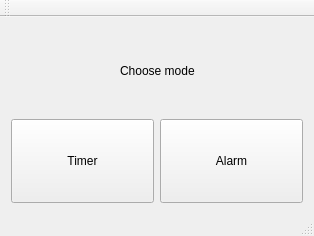
Before: the Qt Designer form Lab2/mainwindow.ui in MariKush/OOP, drawn with Qt 5.
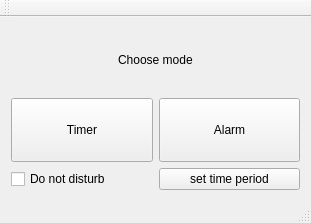
After: the same form once the commit is applied.

Commit message: finish first part and add not disturb

```diff
--- a/Lab2/mainwindow.ui
+++ b/Lab2/mainwindow.ui
@@ -6,8 +6,8 @@
    <rect>
     <x>0</x>
     <y>0</y>
-    <width>314</width>
-    <height>236</height>
+    <width>311</width>
+    <height>223</height>
    </rect>
   </property>
   <property name="windowTitle">
@@ -82,6 +82,24 @@
       </item>
      </layout>
     </item>
+    <item>
+     <layout class="QHBoxLayout" name="horizontalLayout">
+      <item>
+       <widget class="QCheckBox" name="checkBox">
+        <property name="text">
+         <string>Do not disturb</string>
+        </property>
+       </widget>
+      </item>
+      <item>
+       <widget class="QPushButton" name="not_disturb_setting">
+        <property name="text">
+         <string>set time period</string>
+        </property>
+       </widget>
+      </item>
+     </layout>
+    </item>
    </layout>
   </widget>
   <widget class="QMenuBar" name="menuBar">
```
Left out of the diff: 4 changed lines with no effect on the pictures. The commit also changes 14 other files.
